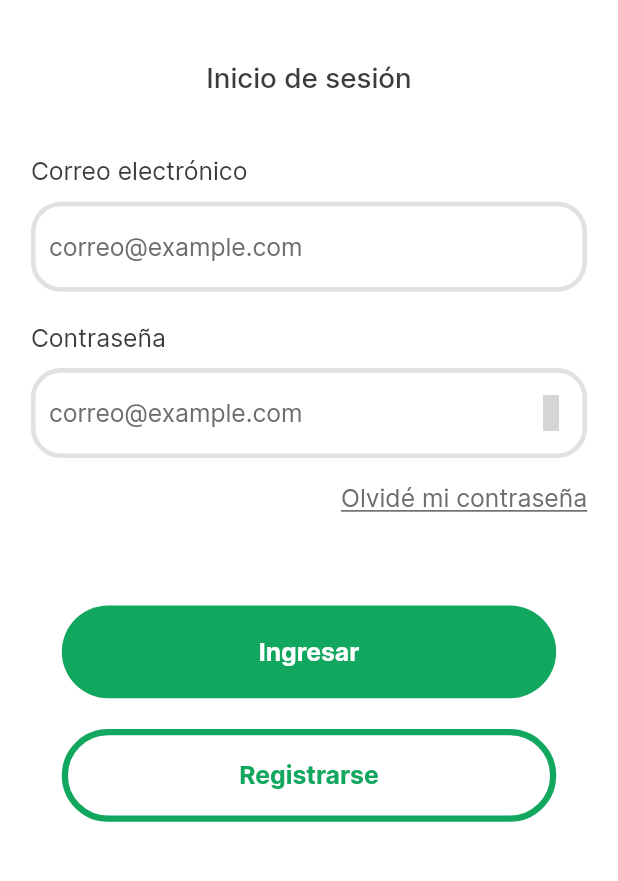
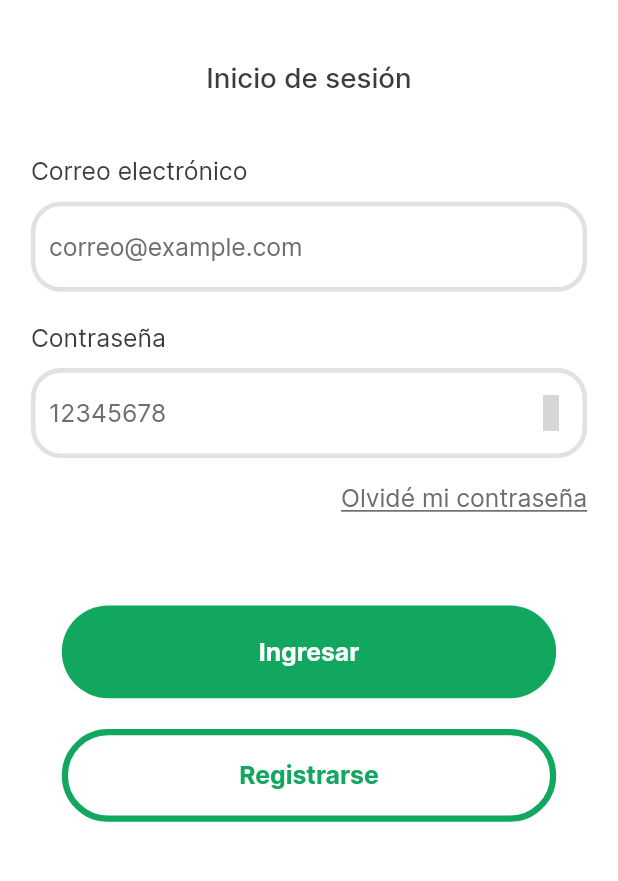
Before and after one commit to PaulAFC14/SmartGasMonitor, a Flutter app: the screen it shows after launch, on a phone screen of 412 x 824 dp, the part 297-1178 px from its top. Run offline on Flutter 3.47's test engine with Material 2 defaults, Android fonts, the phone set to English and light mode, and no system bars; our stand-ins replace iconsax, permission_handler; missing offline and left inert: flutter_iot_wifi, wifi_scan; grey boxes are pictures that could not be loaded.

Commit message:
Correción placeholder de contraseña

```diff
--- a/frontend/App/sgm/lib/src/views/auth/login-view.dart
+++ b/frontend/App/sgm/lib/src/views/auth/login-view.dart
@@ -145,7 +145,7 @@ class _LoginViewState extends State<LoginView> {
                   borderRadius: BorderRadius.circular(20),
                   borderSide: BorderSide(color: Theme.of(context).primaryColor, width: 0.75*vw)
                 ),
-                hintText: 'correo@example.com', //Texto predefinido
+                hintText: '12345678', //Texto predefinido
                 hintStyle: TextStyle(
                   fontSize: 4*vw,
                   fontWeight: FontWeight.w400,
```
